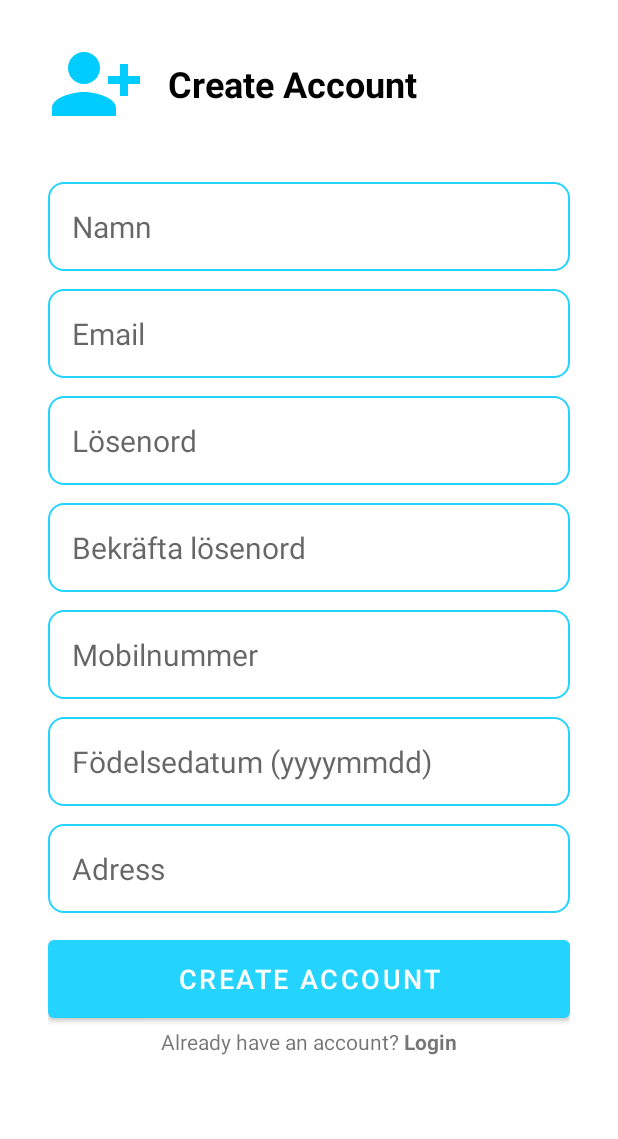
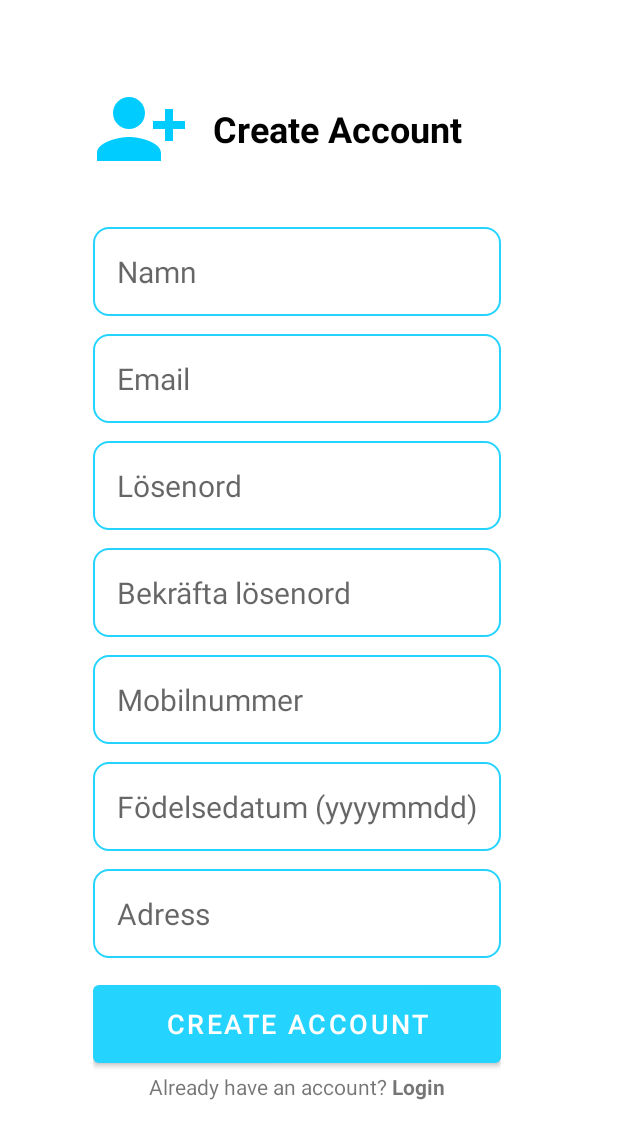
Before and after one commit to LuaySB/App, an Android app: the CreateAccountActivity screen opened directly, with no data from a screen before it, on a phone screen of 412 x 824 dp. Shown: the top 1139 px of the screen. Run offline under Robolectric (Android 15) with nearby library versions, the phone set to English and light mode, and no system bars; our stand-ins replace Firebase (no records; nobody signed in at launch, a user with empty details on screens opened directly).

Commit message:
Uppdaterad sdk från 32->33 och lagt till en ScrollView för att förbättra upplevelsen för minder telefoner.

```diff
--- a/app/build.gradle
+++ b/app/build.gradle
@@ -4,7 +4,7 @@ plugins {
 }
 
 android {
-    compileSdk 32
+    compileSdk 33
 
     defaultConfig {
         applicationId "com.example.notespro"
--- a/app/src/main/java/com/example/notespro/SearchFragment.java
+++ b/app/src/main/java/com/example/notespro/SearchFragment.java
@@ -1,4 +1,5 @@
 package com.example.notespro;
+
 
 import android.content.Intent;
 import android.os.Bundle;
--- a/app/src/main/res/layout/activity_create_account.xml
+++ b/app/src/main/res/layout/activity_create_account.xml
@@ -8,13 +8,18 @@
     android:layout_marginVertical="16dp"
     tools:context=".CreateAccountActivity">
 
-    <!--ImageView
-        android:id="@+id/sign_up_icon"
-        android:layout_width="64dp"
-        android:layout_height="64dp"
-        android:layout_centerHorizontal="true"
-        android:layout_marginVertical="32dp"
-        android:src="@drawable/ic_baseline_person_add_alt_1_24" /-->
+    <ScrollView
+        android:layout_width="wrap_content"
+        android:layout_height="wrap_content"
+        android:clipToPadding="false"
+        android:overScrollMode="never"
+        android:padding="30dp"
+        android:scrollbars="none">
+
+        <LinearLayout
+            android:layout_width="wrap_content"
+            android:layout_height="wrap_content"
+            android:orientation="vertical">
 
             <LinearLayout
                 android:id="@+id/hello_text"
@@ -167,4 +172,9 @@
 
             </LinearLayout>
 
+
+        </LinearLayout>
+
+    </ScrollView>
+
 </RelativeLayout>
--- a/settings.gradle
+++ b/settings.gradle
@@ -1,3 +1,4 @@
+
 pluginManagement {
     repositories {
         gradlePluginPortal()
```
Also changed, not shown: app/src/main/res/layout/dashboard_item_1.xml (line endings or trailing spaces). Lines whose indentation alone changed are shown as unchanged.
